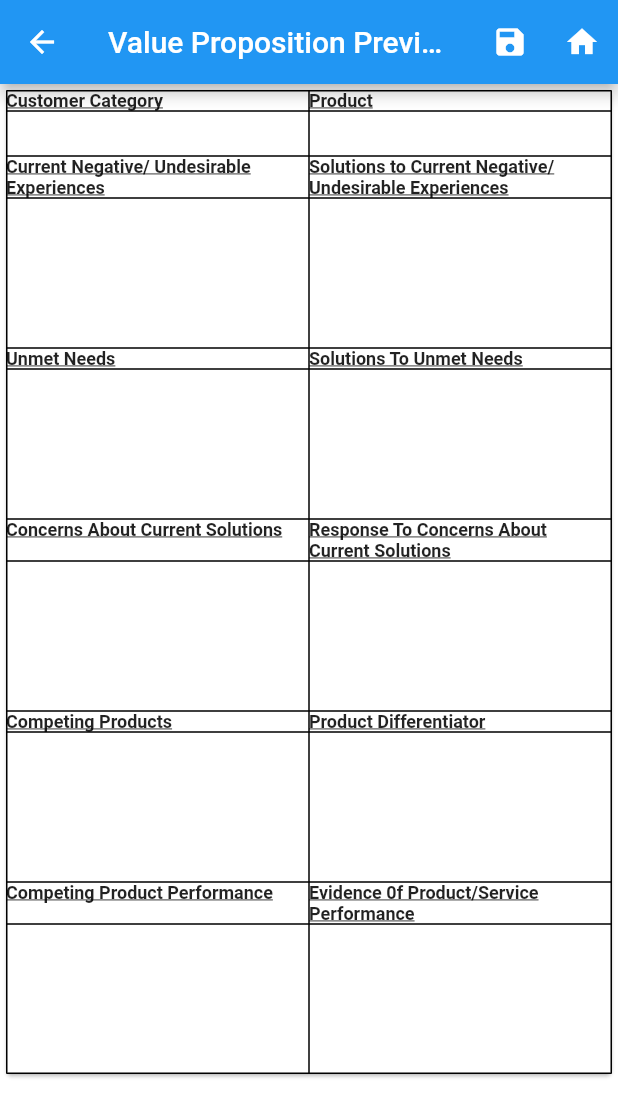
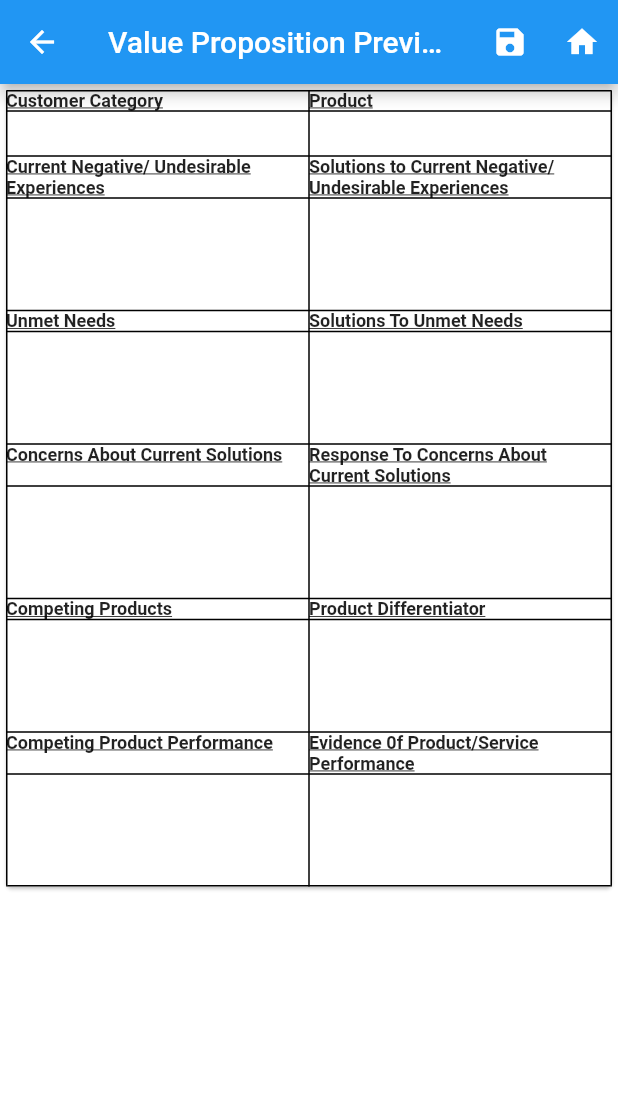
Before and after one commit to Combatwombat77/copy_cat_reboot, a Flutter app: the VPSummary screen opened directly with empty values, on a phone screen of 412 x 824 dp. Shown: the top 1117 px of the screen. Run offline on Flutter 3.47's test engine with Material 2 defaults, Android fonts, the phone set to English and light mode, and no system bars; our stand-ins replace open_file, printing, rflutter_alert, sqflite, toast; missing offline and left inert: flutter_full_pdf_viewer, image_picker_saver, images_to_pdf; accounts and stored records are empty.

Commit message:
Update vp_summary.dart

```diff
--- a/lib/ui/pages/Value_proposition_elements/vp_summary.dart
+++ b/lib/ui/pages/Value_proposition_elements/vp_summary.dart
@@ -44,11 +44,12 @@ class VPSummaryState extends State<VPSummary> {
         // onWillPop: _onBackPressed,
         // child:
         Scaffold(
-            appBar: AppBar(title: Text("Value Proposition Preview"), actions: <Widget>[
+            appBar: AppBar(
+                title: Text("Value Proposition Preview"),
+                actions: <Widget>[
                   IconButton(
                       icon: Icon(Icons.save),
-                onPressed: ()=>TakeScreenShot2()
-                ),
+                      onPressed: () => TakeScreenShot2()),
                   IconButton(
                     icon: Icon(Icons.home),
                     onPressed: () {},
@@ -173,7 +174,8 @@ class VPSummaryState extends State<VPSummary> {
                                       fontWeight: FontWeight.bold,
                                       decoration: TextDecoration.underline,
                                       fontSize: 12.0)),
-                                Text("Solutions to Current Negative/ Undesirable Experiences",
+                              Text(
+                                  "Solutions to Current Negative/ Undesirable Experiences",
                                   style: TextStyle(
                                       fontWeight: FontWeight.bold,
                                       decoration: TextDecoration.underline,
@@ -182,7 +184,7 @@ class VPSummaryState extends State<VPSummary> {
                             TableRow(children: [
                               Container(
                                 color: Colors.white,
-                                  height: 100,
+                                height: 75,
                                 // width: ,
                                 child: FutureBuilder(
                                   future: DBManagerAnswers.getLists(
@@ -226,7 +228,7 @@ class VPSummaryState extends State<VPSummary> {
                               ),
                               Container(
                                 color: Colors.white,
-                                  height: 100,
+                                height: 75,
                                 // width: ,
                                 child: FutureBuilder(
                                   future: DBManagerQueAnswers.getLists(
@@ -275,8 +277,7 @@ class VPSummaryState extends State<VPSummary> {
                                       fontWeight: FontWeight.bold,
                                       decoration: TextDecoration.underline,
                                       fontSize: 12.0)),
-                                Text(
-                                    "Solutions To Unmet Needs",
+                              Text("Solutions To Unmet Needs",
                                   style: TextStyle(
                                       fontWeight: FontWeight.bold,
                                       decoration: TextDecoration.underline,
@@ -285,7 +286,7 @@ class VPSummaryState extends State<VPSummary> {
                             TableRow(children: [
                               Container(
                                 color: Colors.white,
-                                  height: 100,
+                                height: 75,
                                 // width: ,
                                 child: FutureBuilder(
                                   future: DBManagerAnswers.getLists(
@@ -329,7 +330,7 @@ class VPSummaryState extends State<VPSummary> {
                               ),
                               Container(
                                 color: Colors.white,
-                                  height: 100,
+                                height: 75,
                                 // width: ,
                                 child: FutureBuilder(
                                   future: DBManagerQueAnswers.getLists(
@@ -378,7 +379,8 @@ class VPSummaryState extends State<VPSummary> {
                                       fontWeight: FontWeight.bold,
                                       decoration: TextDecoration.underline,
                                       fontSize: 12.0)),
-                                Text("Response To Concerns About Current Solutions",
+                              Text(
+                                  "Response To Concerns About Current Solutions",
                                   style: TextStyle(
                                       fontWeight: FontWeight.bold,
                                       decoration: TextDecoration.underline,
@@ -387,7 +389,7 @@ class VPSummaryState extends State<VPSummary> {
                             TableRow(children: [
                               Container(
                                 color: Colors.white,
-                                  height: 100,
+                                height: 75,
                                 // width: ,
                                 child: FutureBuilder(
                                   future: DBManagerAnswers.getLists(
@@ -431,7 +433,7 @@ class VPSummaryState extends State<VPSummary> {
                               ),
                               Container(
                                 color: Colors.white,
-                                  height: 100,
+                                height: 75,
                                 // width: ,
                                 child: FutureBuilder(
                                   future: DBManagerQueAnswers.getLists(
@@ -489,7 +491,7 @@ class VPSummaryState extends State<VPSummary> {
                             TableRow(children: [
                               Container(
                                 color: Colors.white,
-                                  height: 100,
+                                height: 75,
                                 // width: ,
                                 child: FutureBuilder(
                                   future: DBManagerAnswers.getLists(
@@ -533,7 +535,7 @@ class VPSummaryState extends State<VPSummary> {
                               ),
                               Container(
                                 color: Colors.white,
-                                  height: 100,
+                                height: 75,
                                 // width: ,
                                 child: FutureBuilder(
                                   future: DBManagerQueAnswers.getLists(
@@ -586,12 +588,12 @@ class VPSummaryState extends State<VPSummary> {
                                   style: TextStyle(
                                       fontWeight: FontWeight.bold,
                                       decoration: TextDecoration.underline,
-                                         fontSize: 12.0 )),
+                                      fontSize: 12.0)),
                             ]),
                             TableRow(children: [
                               Container(
                                 color: Colors.white,
-                                  height: 100,
+                                height: 75,
                                 // width: ,
                                 child: FutureBuilder(
                                   future: DBManagerAnswers.getLists(
@@ -635,7 +637,7 @@ class VPSummaryState extends State<VPSummary> {
                               ),
                               Container(
                                 color: Colors.white,
-                                  height: 100,
+                                height: 75,
                                 // width: ,
                                 child: FutureBuilder(
                                   future: DBManagerQueAnswers.getLists(
@@ -680,9 +682,7 @@ class VPSummaryState extends State<VPSummary> {
                             ]),
                           ]))
                           //)
-                          ]))
-                        )
-                        );
+                        ]))));
   }
 
   Future<void> _takeScreenShot() async {
@@ -691,7 +691,8 @@ class VPSummaryState extends State<VPSummary> {
       RenderRepaintBoundary boundary =
           previewContainer.currentContext.findRenderObject();
       ui.Image image = await boundary.toImage(pixelRatio: 3.0);
-      ByteData byteData = await image.toByteData(format: ui.ImageByteFormat.png);
+      ByteData byteData =
+          await image.toByteData(format: ui.ImageByteFormat.png);
       var pngBytes = byteData.buffer.asUint8List();
       String dir = (await getApplicationDocumentsDirectory()).path;
       File file = File(
@@ -704,14 +705,14 @@ class VPSummaryState extends State<VPSummary> {
     }
   }
 
-
-  Future<Uint8List> TakeScreenShot2() async{
+  Future<Uint8List> TakeScreenShot2() async {
     try {
       print('inside');
       RenderRepaintBoundary boundary =
           previewContainer.currentContext.findRenderObject();
       ui.Image image = await boundary.toImage(pixelRatio: 3.0);
-      ByteData byteData = await image.toByteData(format: ui.ImageByteFormat.png);
+      ByteData byteData =
+          await image.toByteData(format: ui.ImageByteFormat.png);
       var pngBytes = byteData.buffer.asUint8List();
       var bs64 = base64Encode(pngBytes);
 
@@ -719,7 +720,8 @@ class VPSummaryState extends State<VPSummary> {
         fileData: byteData.buffer.asUint8List(),
       );
       print(filePath);
-      Toast.show("file saved in : $filePath", context, duration: Toast.LENGTH_LONG, gravity: Toast.BOTTOM);
+      Toast.show("file saved in : $filePath", context,
+          duration: Toast.LENGTH_LONG, gravity: Toast.BOTTOM);
       // print(pngBytes);
       // print(bs64);
       // setState(() {});
@@ -728,10 +730,6 @@ class VPSummaryState extends State<VPSummary> {
       print(e);
     }
   }
-
-
-
-
 }
 
 class CanvasTitle extends StatelessWidget {
```
Lines whose indentation alone changed are shown as unchanged.
